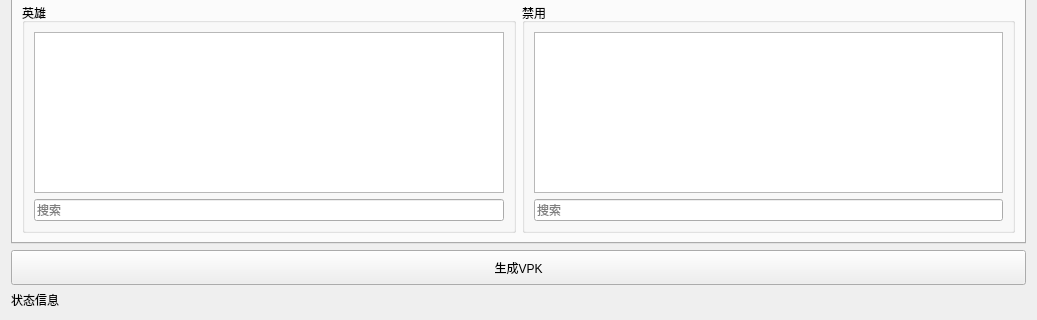
Qt form untitled.ui (JeremyChim/d3) before a commit; both pictures show x 0 to 1037 and y 267 to 587 of the 1037 by 587 pixel window.
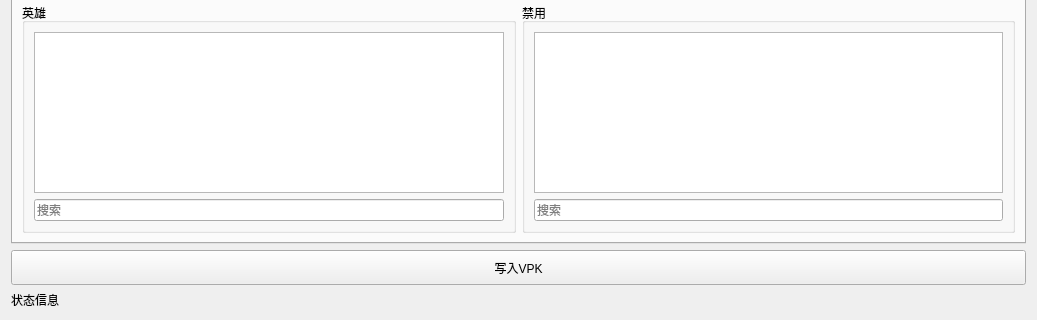
The same form after that commit.

```diff
--- a/untitled.ui
+++ b/untitled.ui
@@ -1080,7 +1080,7 @@
       </size>
      </property>
      <property name="text">
-      <string>生成VPK</string>
+      <string>写入VPK</string>
      </property>
     </widget>
    </item>
```
